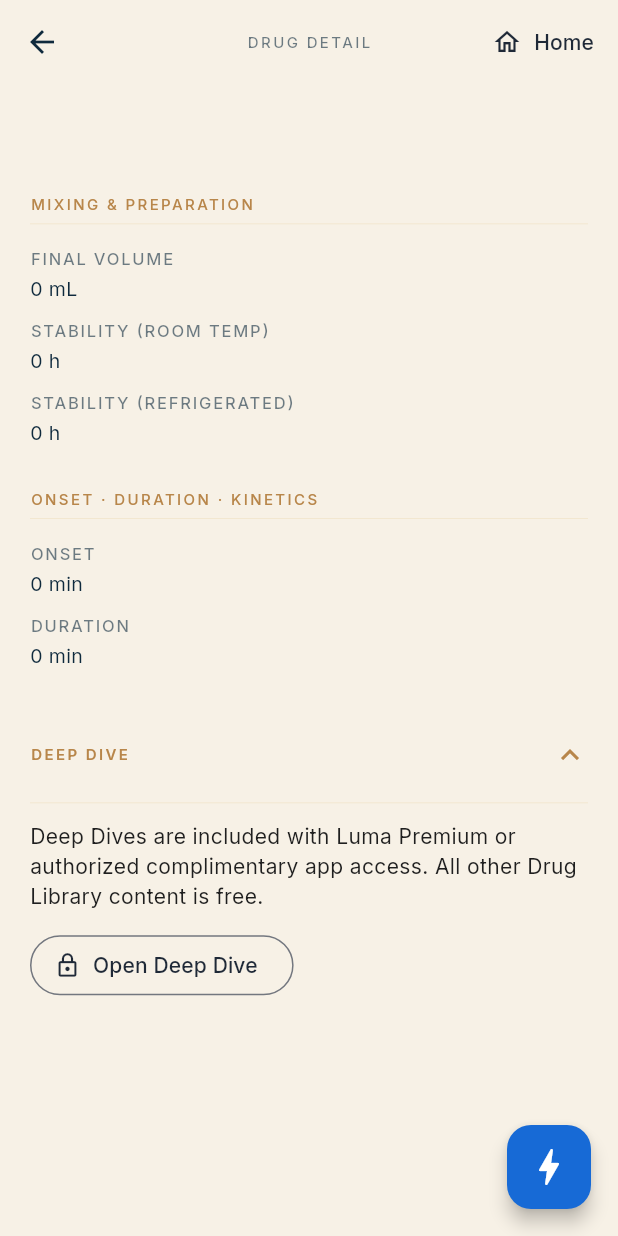
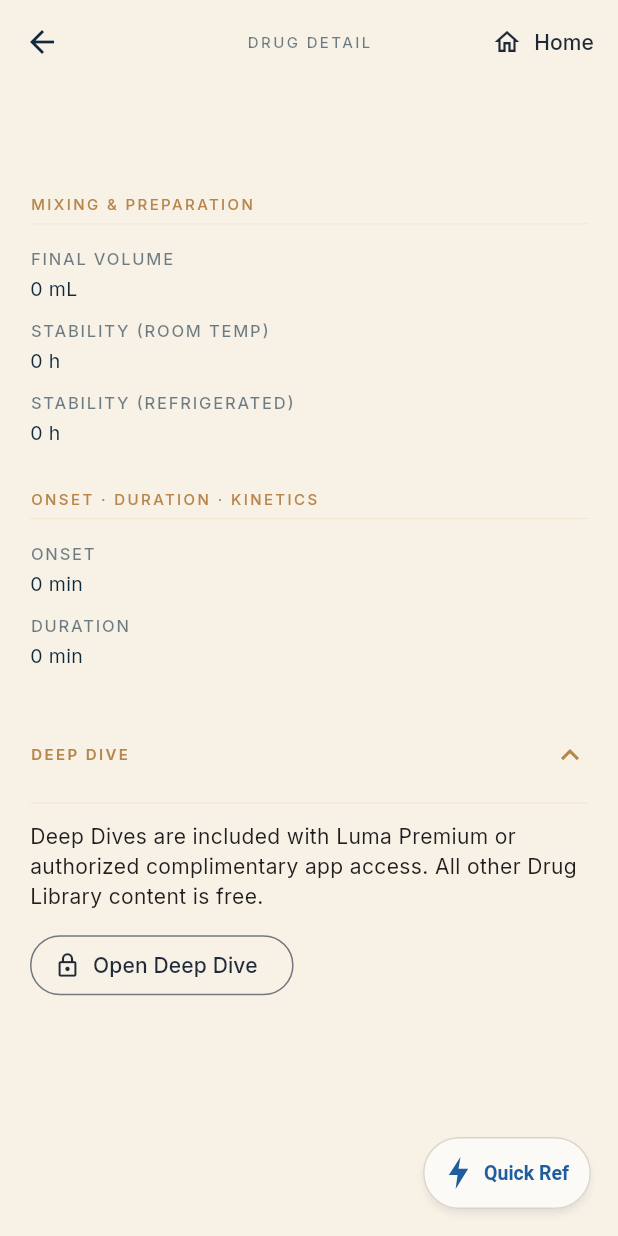
Before and after one commit to nmfetzer/Luma-Anesthesia-Flutter, a Flutter app: the DrugDetailScreen screen opened directly with empty values, after a tap on "DEEP DIVE", on a phone screen of 412 x 824 dp. Run offline on Flutter 3.47's test engine with Material 3 defaults, Android fonts, the phone set to English and light mode, and no system bars; our stand-ins replace flutter_markdown_plus, google_fonts, supabase_flutter; missing offline and left inert: markdown; accounts and stored records are empty; network calls fail.

Commit message:
Use ivory Quick Ref pill and introduce references on welcome

```diff
--- a/lib/home/home_screen.dart
+++ b/lib/home/home_screen.dart
@@ -230,7 +230,10 @@ class _Footer extends StatelessWidget {
   @override
   Widget build(BuildContext context) {
     return Container(
-      padding: const EdgeInsets.symmetric(horizontal: 20, vertical: 12),
+      // Leave a clear lane for the floating Quick Ref pill on smaller screens.
+      padding: EdgeInsets.fromLTRB(
+        20, 12, 20, MediaQuery.sizeOf(context).width < 900 ? 76 : 12,
+      ),
       decoration: BoxDecoration(
         border: Border(top: BorderSide(color: const Color(0xFFE6CF9C).withValues(alpha: 0.18), width: 0.5)),
       ),
--- a/lib/quick_references/quick_reference_shortcut.dart
+++ b/lib/quick_references/quick_reference_shortcut.dart
@@ -1,5 +1,4 @@
 import 'package:flutter/material.dart';
-import 'quick_reference_screen.dart';
 
 /// Observes the active route, including unnamed detail routes and dialogs.
 class QuickReferenceRouteObserver extends NavigatorObserver {
@@ -100,18 +99,65 @@ class _QuickReferenceShortcutState extends State<QuickReferenceShortcut> {
               Positioned(
                 right: 18,
                 bottom: MediaQuery.paddingOf(context).bottom + 18,
-                child: FloatingActionButton(
-                  heroTag: 'quick-reference-shortcut',
-                  tooltip: 'Quick References',
-                  backgroundColor: quickReferenceBlue,
-                  foregroundColor: Colors.white,
-                  elevation: 5,
-                  onPressed: () => widget.navigatorKey.currentState
-                      ?.pushNamed('/quick-references'),
-                  child: const Icon(Icons.bolt_rounded, size: 32),
+                child: Tooltip(
+                  message: 'Quick References',
+                  child: ElevatedButton.icon(
+                    style: ElevatedButton.styleFrom(
+                      backgroundColor: const Color(0xFFFCFAF6),
+                      foregroundColor: const Color(0xFF205D9F),
+                      surfaceTintColor: Colors.transparent,
+                      elevation: 2,
+                      shadowColor: const Color(0x3308192B),
+                      minimumSize: const Size(112, 48),
+                      padding: const EdgeInsets.symmetric(horizontal: 14),
+                      shape: const StadiumBorder(
+                        side: BorderSide(color: Color(0xFFDCD5C9)),
+                      ),
+                      textStyle: const TextStyle(
+                        fontSize: 13,
+                        fontWeight: FontWeight.w600,
+                      ),
+                    ),
+                    onPressed: () => widget.navigatorKey.currentState
+                        ?.pushNamed('/quick-references'),
+                    icon: const ExcludeSemantics(
+                      child: CustomPaint(
+                        size: Size(18, 24),
+                        painter: _QuickReferenceBoltPainter(),
+                      ),
+                    ),
+                    label: const Text(
+                      'Quick Ref',
+                      semanticsLabel: 'Quick References',
+                    ),
+                  ),
                 ),
               ),
           ],
         ),
       );
 }
+
+/// Original slender bolt used in the selected option D concept.
+class _QuickReferenceBoltPainter extends CustomPainter {
+  const _QuickReferenceBoltPainter();
+
+  @override
+  void paint(Canvas canvas, Size size) {
+    canvas.save();
+    canvas.scale(size.width / 28, size.height / 34);
+    final bolt = Path()
+      ..moveTo(16, 2)
+      ..lineTo(4, 19)
+      ..lineTo(13, 19)
+      ..lineTo(11, 32)
+      ..lineTo(24, 13)
+      ..lineTo(14, 13)
+      ..close();
+    canvas.drawPath(bolt, Paint()..color = const Color(0xFF205D9F));
+    canvas.restore();
+  }
+
+  @override
+  bool shouldRepaint(_QuickReferenceBoltPainter oldDelegate) => false;
+}
--- a/lib/welcome/welcome_slides.dart
+++ b/lib/welcome/welcome_slides.dart
@@ -106,6 +106,13 @@ class WelcomeSlideThree extends StatelessWidget {
           const SizedBox(height: 14),
           Text(
             "A calm home for the parts of the case you prepare for — and the ones you can't.",
+            style: LumaText.body(),
+          ),
+          const SizedBox(height: 18),
+          Text('Quick References', style: LumaText.featureTitle()),
+          const SizedBox(height: 6),
+          Text(
+            'Tap Quick Ref for searchable, source-linked guidance. Start with Pre-Op Clearance Guidelines, including GLP-1 considerations.',
             style: LumaText.body(),
           ),
           const SizedBox(height: 18),
```
Also changed, not shown: 3 other files.
